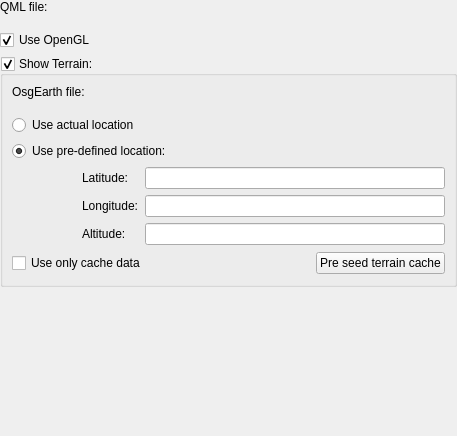
Old version of the form ground/openpilotgcs/src/plugins/pfdqml/pfdqmlgadgetoptionspage.ui in the repository openpilot/OpenPilot.
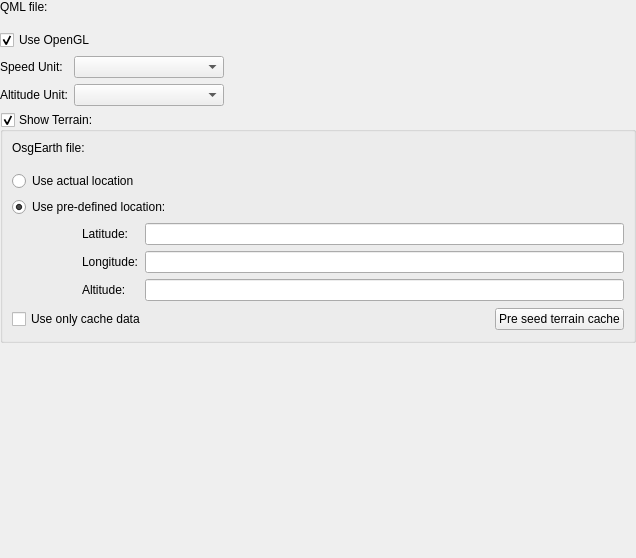
New version of the form. Custom widgets are drawn as their Qt base class.

Commit message: OP-1005 Adds configurable units for velocity/speed and altitude in QML PFD. Units are configured in settings panel. OP-1015 Reduces precision of the PDOP value in the PFD display to 3 decimals.

What changed in the file:
```diff
--- a/ground/openpilotgcs/src/plugins/pfdqml/pfdqmlgadgetoptionspage.ui
+++ b/ground/openpilotgcs/src/plugins/pfdqml/pfdqmlgadgetoptionspage.ui
@@ -6,8 +6,8 @@
    <rect>
     <x>0</x>
     <y>0</y>
-    <width>457</width>
-    <height>436</height>
+    <width>636</width>
+    <height>558</height>
    </rect>
   </property>
   <property name="sizePolicy">
@@ -19,11 +19,11 @@
   <property name="windowTitle">
    <string>Form</string>
   </property>
-  <layout class="QGridLayout" name="gridLayout_4">
+  <layout class="QVBoxLayout" name="verticalLayout">
    <property name="margin">
     <number>0</number>
    </property>
-   <item row="0" column="0">
+   <item>
     <widget class="QScrollArea" name="scrollArea">
      <property name="frameShape">
       <enum>QFrame::NoFrame</enum>
@@ -39,15 +39,15 @@
        <rect>
         <x>0</x>
         <y>0</y>
-        <width>457</width>
-        <height>436</height>
+        <width>636</width>
+        <height>558</height>
        </rect>
       </property>
-      <layout class="QGridLayout" name="gridLayout_3">
+      <layout class="QVBoxLayout" name="verticalLayout_2">
        <property name="margin">
         <number>0</number>
        </property>
-       <item row="0" column="0">
+       <item>
         <layout class="QHBoxLayout" name="horizontalLayout" stretch="0,0">
          <property name="spacing">
           <number>10</number>
@@ -77,7 +77,7 @@
          </item>
         </layout>
        </item>
-       <item row="1" column="0" colspan="2">
+       <item>
         <widget class="QCheckBox" name="useOpenGL">
          <property name="text">
           <string>Use OpenGL</string>
@@ -87,7 +87,45 @@
          </property>
         </widget>
        </item>
-       <item row="2" column="0" colspan="2">
+       <item>
+        <layout class="QFormLayout" name="formLayout_2">
+         <item row="0" column="0">
+          <widget class="QLabel" name="label_6">
+           <property name="text">
+            <string>Speed Unit:</string>
+           </property>
+          </widget>
+         </item>
+         <item row="1" column="0">
+          <widget class="QLabel" name="label_7">
+           <property name="text">
+            <string>Altitude Unit:</string>
+           </property>
+          </widget>
+         </item>
+         <item row="0" column="1">
+          <widget class="QComboBox" name="speedUnitCombo">
+           <property name="maximumSize">
+            <size>
+             <width>150</width>
+             <height>16777215</height>
+            </size>
+           </property>
+          </widget>
+         </item>
+         <item row="1" column="1">
+          <widget class="QComboBox" name="altUnitCombo">
+           <property name="maximumSize">
+            <size>
+             <width>150</width>
+             <height>16777215</height>
+            </size>
+           </property>
+          </widget>
+         </item>
+        </layout>
+       </item>
+       <item>
         <widget class="QGroupBox" name="showTerrain">
          <property name="title">
           <string>Show Terrain:</string>
@@ -223,7 +261,7 @@
          </layout>
         </widget>
        </item>
-       <item row="3" column="1">
+       <item>
         <spacer name="verticalSpacer">
          <property name="orientation">
           <enum>Qt::Vertical</enum>
```
The commit also changes 10 other files.
